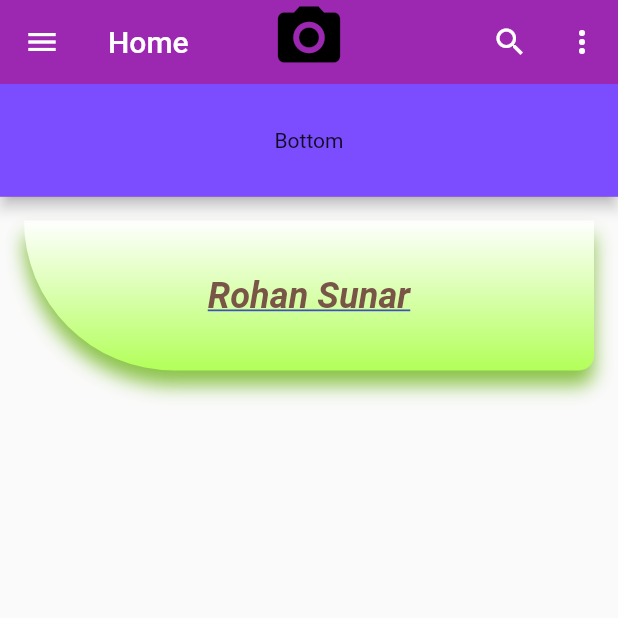
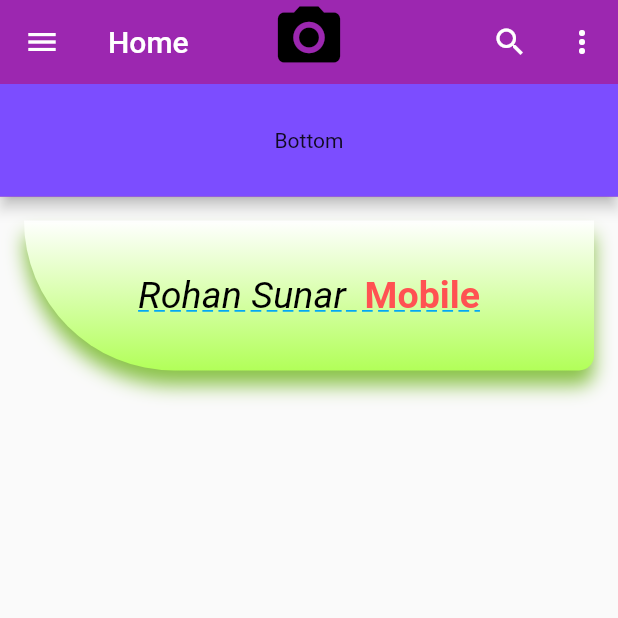
Before and after one commit to rohansunar15/flutter_practise_ch6, a Flutter app: the screen it shows after launch, on a phone screen of 412 x 824 dp, the top half of it. Run offline on Flutter 3.47's test engine with Material 2 defaults, Android fonts, the phone set to English and light mode, and no system bars.

Commit message:
RichText

```diff
--- a/lib/Home.dart
+++ b/lib/Home.dart
@@ -97,18 +97,33 @@ class ContainerWithBoxContainetWidget extends StatelessWidget {
             ]
           ),
           child: Center(
-            child: Text('Rohan Sunar',
-            style: TextStyle(
-              fontSize: 24.0,
-              color: Colors.brown,
-              decoration: TextDecoration.underline,
-              decorationColor: Colors.indigo,
-              fontStyle: FontStyle.italic,
-              fontWeight: FontWeight.bold,
+            child: RichText(
+              text: TextSpan(
+              text: 'Rohan ',
+                style: TextStyle(
+                  color: Colors.black,
+                  fontStyle: FontStyle.italic,
+                  fontWeight: FontWeight.normal,
+                  fontSize: 25.0,
+                  decorationColor: Colors.lightBlue,
+                  decoration: TextDecoration.underline,
+                  decorationStyle: TextDecorationStyle.dashed,
+                ),
+                children:<TextSpan>[
+                  TextSpan(
+                    text: 'Sunar',
+
+                  ),
+                  TextSpan(
+                    text: '  Mobile',
+                    style: TextStyle(
+                      color: Colors.redAccent,
+                      fontStyle: FontStyle.normal,
+                      fontWeight: FontWeight.bold,
+                    ),
+                  )
+                ]
             ),
-              maxLines: 4,
-              overflow: TextOverflow.ellipsis,
-              textAlign: TextAlign.justify,
             ),
             ),
           ),
```
